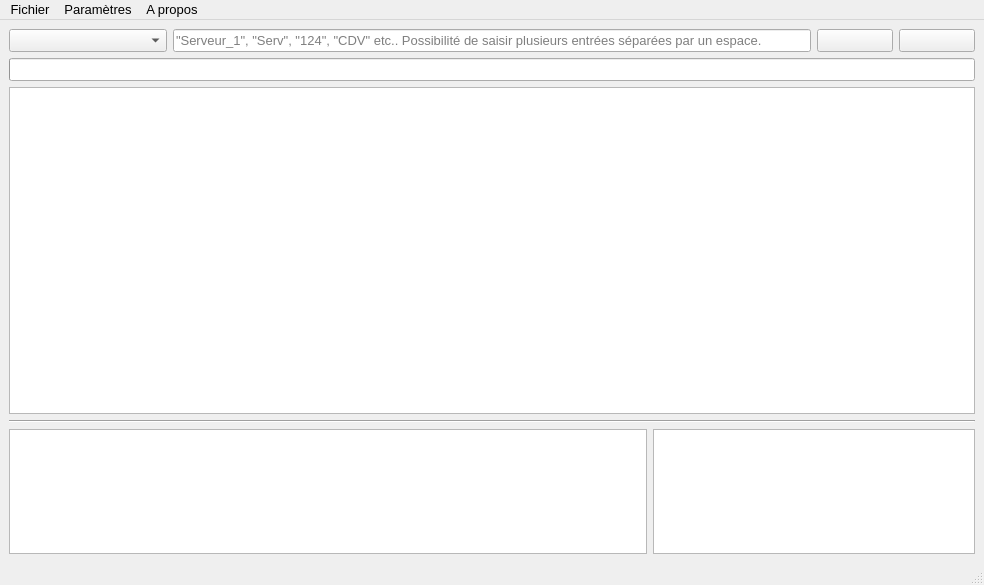
Before: the Qt Designer form app/graphique/MainWindow.ui in Pozinux/Finder, drawn with Qt 5.
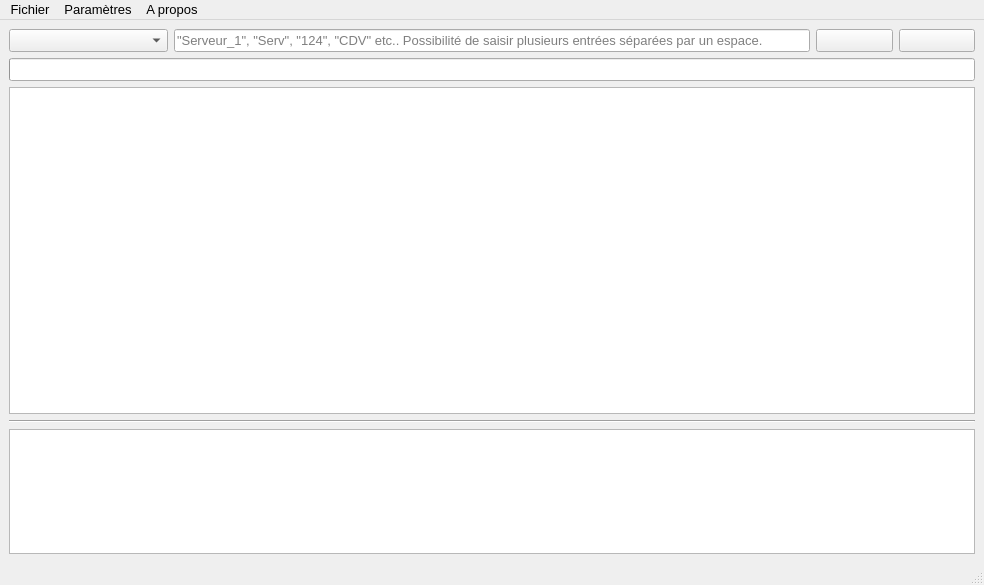
After: the same form once the commit is applied.

Diff of the .ui file:
```diff
--- a/app/graphique/MainWindow.ui
+++ b/app/graphique/MainWindow.ui
@@ -59,25 +59,6 @@
       </property>
      </widget>
     </item>
-    <item row="4" column="4" colspan="2">
-     <widget class="QTextEdit" name="textEdit_2">
-      <property name="maximumSize">
-       <size>
-        <width>16777215</width>
-        <height>125</height>
-       </size>
-      </property>
-      <property name="focusPolicy">
-       <enum>Qt::NoFocus</enum>
-      </property>
-      <property name="styleSheet">
-       <string notr="true"/>
-      </property>
-      <property name="frameShadow">
-       <enum>QFrame::Plain</enum>
-      </property>
-     </widget>
-    </item>
     <item row="0" column="5">
      <layout class="QHBoxLayout" name="horizontalLayout">
       <item>
@@ -112,7 +93,7 @@
       </property>
      </widget>
     </item>
-    <item row="4" column="0" colspan="4">
+    <item row="4" column="0" colspan="6">
      <widget class="QTextEdit" name="textEdit">
       <property name="maximumSize">
        <size>
```
